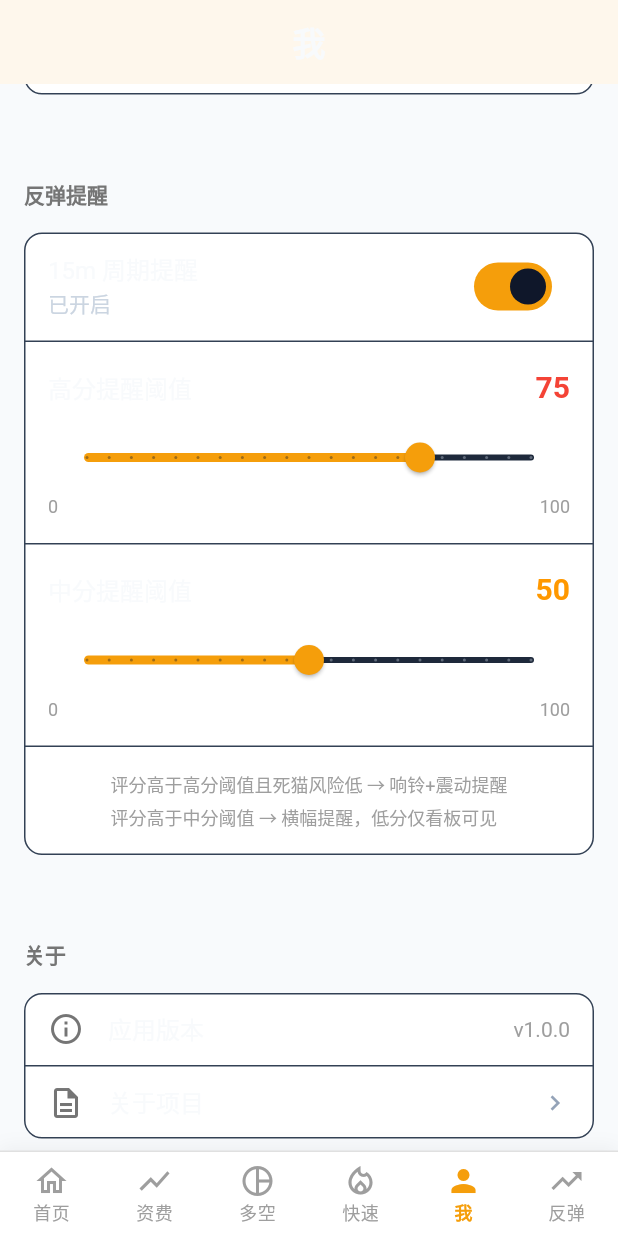
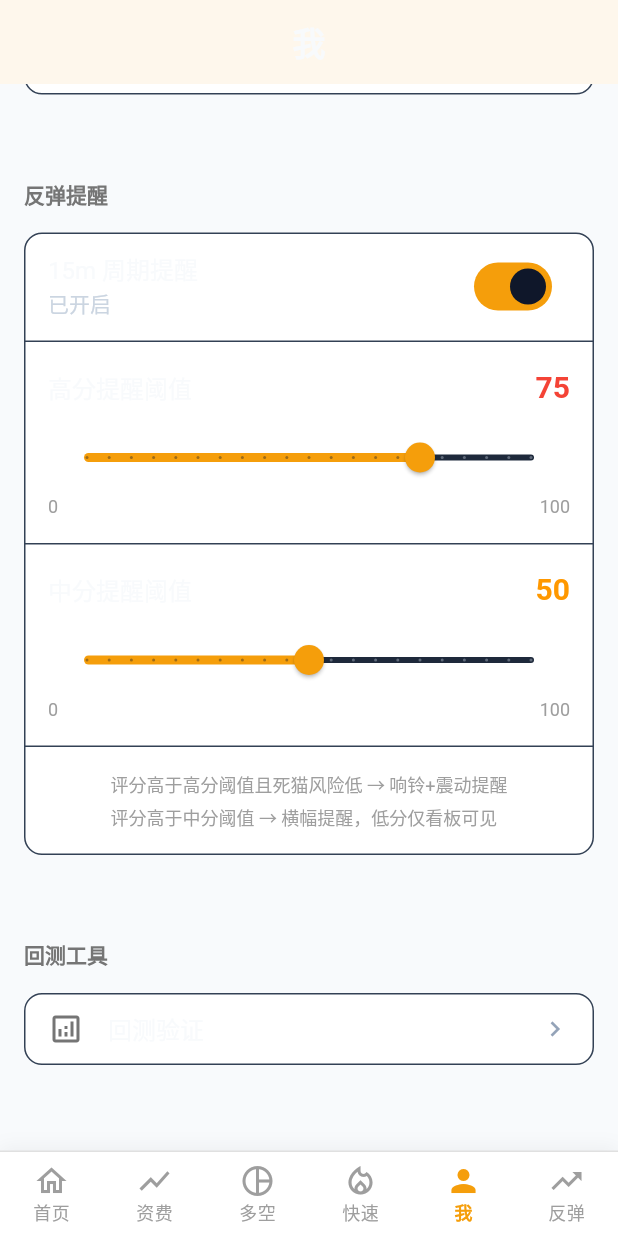
Before and after one commit to softchar/TomApp, a Flutter app: the screen it shows after launch, item 5 of the bottom bar chosen, scrolled down 1413 dp, on a phone screen of 412 x 824 dp. Run offline on Flutter 3.47's test engine with Material 3 defaults, Android fonts, the phone set to English and light mode, and no system bars; our stand-ins replace drift, fl_chart, flutter_local_notifications, shared_preferences, shimmer, sqflite and 1 more; missing offline and left inert: flutter_background_service, flutter_background_service_android, flutter_chen_kchart; accounts and stored records are empty; generated files the repository leaves out were written again; network calls fail.

Commit message:
feat(06-03): add ProfileScreen entry + main.dart Provider registration
- ProfileScreen 新增「回测工具」section，含「回测验证」入口（Icons.analytics_outlined + chevron_right）
- 入口位于「反弹提醒」和「关于」之间，复用 _buildSectionHeader/_buildInfoItem 模式
- main.dart MultiProvider 末尾注册 BacktestProvider
- 全量测试 14 通过，analyze 新增文件零 error

Co-Authored-By: Claude Fable 5 <noreply@anthropic.com>

```diff
--- a/lib/main.dart
+++ b/lib/main.dart
@@ -22,6 +22,7 @@ import 'providers/kline_provider.dart';
 import 'providers/market_overview_provider.dart';
 import 'providers/rebound_score_provider.dart';
 import 'providers/alert_settings_provider.dart';
+import 'providers/backtest_provider.dart';
 import 'services/contract_sync_settings.dart';
 import 'screens/main_navigation.dart';
 import 'utils/app_navigation.dart';
@@ -345,6 +346,10 @@ class MyApp extends StatelessWidget {
             return p;
           },
         ),
+        // Phase 6：回测验证 Provider
+        ChangeNotifierProvider(
+          create: (_) => BacktestProvider(),
+        ),
       ],
       child: Consumer<ThemeProvider>(
         builder: (context, themeProvider, child) {
--- a/lib/screens/profile_screen.dart
+++ b/lib/screens/profile_screen.dart
@@ -11,6 +11,7 @@ import '../services/contract_sync_service.dart';
 import '../providers/kline_provider.dart';
 import '../providers/alert_settings_provider.dart';
 import '../services/rebound/rebound_timeframes.dart';
+import '../screens/backtest_screen.dart';
 
 /// 构建时间戳，由 `flutter run --dart-define=BUILD_TIME=...` 注入。
 /// 用于在「我的」页确认手机上运行的究竟是哪一次构建（每次部署都不同）。
@@ -507,6 +508,28 @@ class _ProfileScreenState extends State<ProfileScreen> {
             },
           ),
           const SizedBox(height: 32),
+          // Phase 6：回测工具入口
+          _buildSectionHeader('回测工具'),
+          Card(
+            margin: const EdgeInsets.symmetric(horizontal: 16, vertical: 8),
+            child: Column(
+              children: [
+                _buildInfoItem(
+                  icon: Icons.analytics_outlined,
+                  title: '回测验证',
+                  trailingWidget: const Icon(Icons.chevron_right, size: 20),
+                  onTap: () {
+                    Navigator.push(
+                      context,
+                      MaterialPageRoute(
+                          builder: (_) => const BacktestScreen()),
+                    );
+                  },
+                ),
+              ],
+            ),
+          ),
+          const SizedBox(height: 32),
           // 关于部分
           _buildSectionHeader('关于'),
           Card(
```
